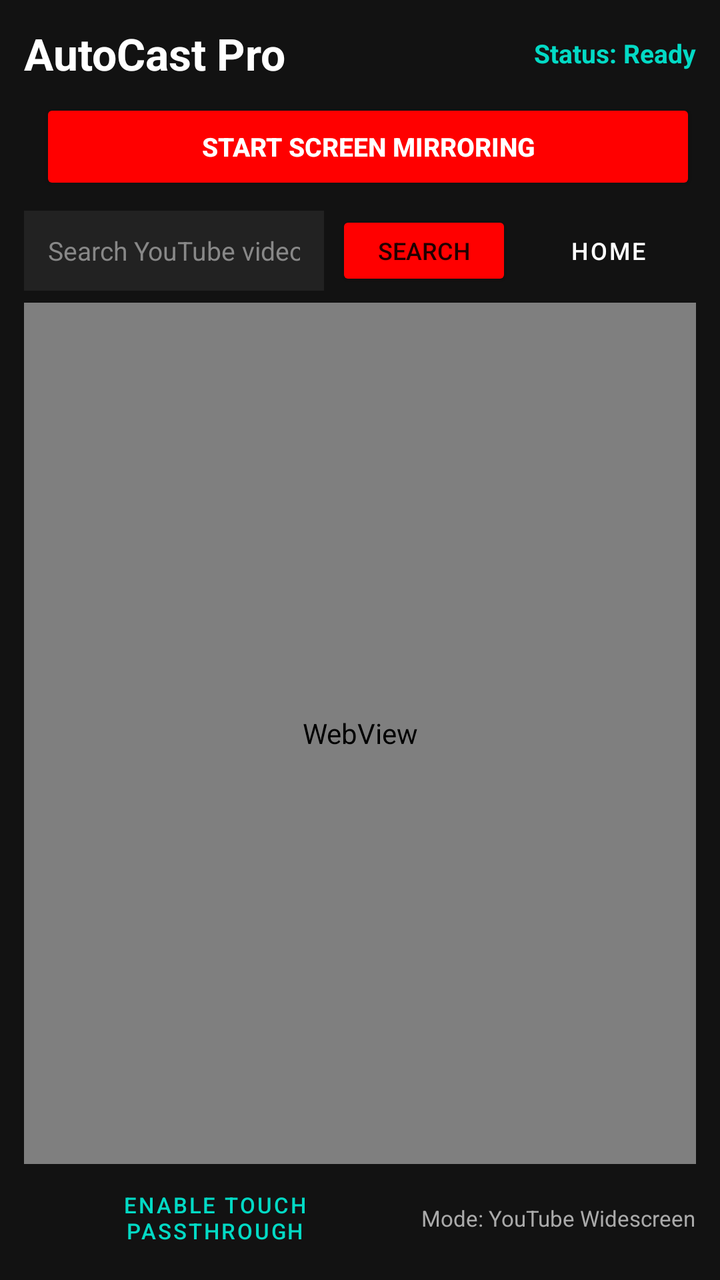
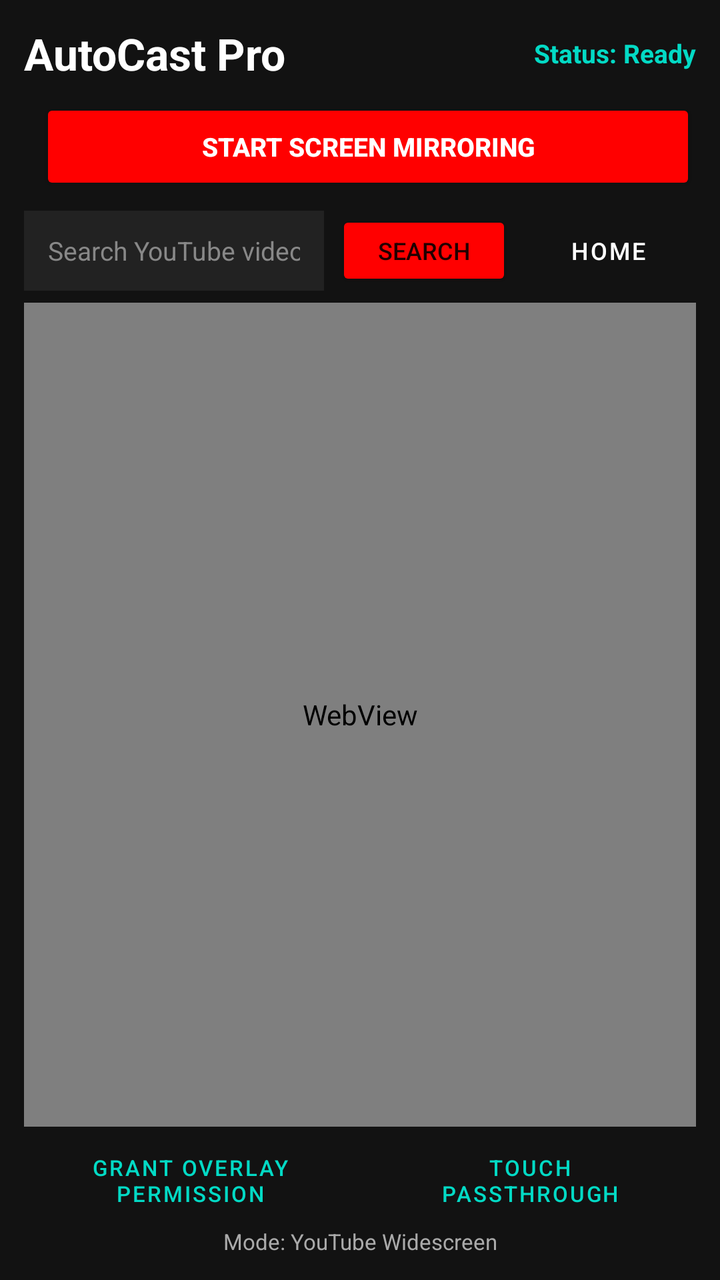

The first picture is an Android layout as it rendered before a commit; the second is the same layout after the commit. The layout source and the unified diff follow.
<!-- AndroidManifest.xml: application theme Theme.AutoCast -->
<!-- res/layout/activity_main.xml -->
<?xml version="1.0" encoding="utf-8"?>
<LinearLayout xmlns:android="http://schemas.android.com/apk/res/android"
    xmlns:app="http://schemas.android.com/apk/res-auto"
    xmlns:tools="http://schemas.android.com/tools"
    android:layout_width="match_parent"
    android:layout_height="match_parent"
    android:background="@color/dark_background"
    android:orientation="vertical"
    android:padding="12dp"
    tools:context=".MainActivity">

    
    <LinearLayout
        android:layout_width="match_parent"
        android:layout_height="wrap_content"
        android:orientation="horizontal"
        android:gravity="center_vertical"
        android:layout_marginBottom="8dp">

        <TextView
            android:layout_width="0dp"
            android:layout_height="wrap_content"
            android:layout_weight="1"
            android:text="AutoCast Pro"
            android:textColor="@color/white"
            android:textSize="22sp"
            android:textStyle="bold" />

        <TextView
            android:id="@+id/tvStatus"
            android:layout_width="wrap_content"
            android:layout_height="wrap_content"
            android:text="Status: Ready"
            android:textColor="@color/teal_200"
            android:textSize="13sp"
            android:textStyle="bold" />
    </LinearLayout>

    
    <LinearLayout
        android:layout_width="match_parent"
        android:layout_height="wrap_content"
        android:orientation="horizontal"
        android:gravity="center_vertical"
        android:layout_marginBottom="8dp">

        <com.google.android.material.button.MaterialButtonToggleGroup
            android:id="@+id/toggleModeGroup"
            android:layout_width="wrap_content"
            android:layout_height="wrap_content"
            app:singleSelection="true"
            app:checkedButton="@id/btnYouTubeMode">

            <Button
                android:id="@+id/btnYouTubeMode"
                style="@style/Widget.MaterialComponents.Button.OutlinedButton"
                android:layout_width="wrap_content"
                android:layout_height="wrap_content"
                android:text="YouTube"
                android:textColor="@color/white"
                android:textSize="12sp" />

            <Button
                android:id="@+id/btnScreenCastMode"
                style="@style/Widget.MaterialComponents.Button.OutlinedButton"
                android:layout_width="wrap_content"
                android:layout_height="wrap_content"
                android:text="Screen Cast"
                android:textColor="@color/white"
                android:textSize="12sp" />
        </com.google.android.material.button.MaterialButtonToggleGroup>

        <Button
            android:id="@+id/btnToggleService"
            android:layout_width="0dp"
            android:layout_height="wrap_content"
            android:layout_weight="1"
            android:layout_marginStart="8dp"
            android:text="@string/start_mirroring"
            android:backgroundTint="@color/red_youtube"
            android:textColor="@color/white"
            android:textSize="13sp"
            android:textStyle="bold" />
    </LinearLayout>

    
    <LinearLayout
        android:id="@+id/youtubeBarLayout"
        android:layout_width="match_parent"
        android:layout_height="wrap_content"
        android:orientation="horizontal"
        android:gravity="center_vertical"
        android:layout_marginBottom="6dp">

        <EditText
            android:id="@+id/etSearchQuery"
            android:layout_width="0dp"
            android:layout_height="40dp"
            android:layout_weight="1"
            android:background="#222222"
            android:hint="Search YouTube videos..."
            android:textColorHint="#888888"
            android:textColor="@color/white"
            android:paddingHorizontal="12dp"
            android:textSize="13sp"
            android:imeOptions="actionSearch"
            android:inputType="text" />

        <Button
            android:id="@+id/btnSearch"
            android:layout_width="wrap_content"
            android:layout_height="40dp"
            android:layout_marginStart="6dp"
            android:text="Search"
            android:textSize="12sp"
            android:backgroundTint="@color/red_youtube" />

        <Button
            android:id="@+id/btnHome"
            style="@style/Widget.MaterialComponents.Button.OutlinedButton"
            android:layout_width="wrap_content"
            android:layout_height="40dp"
            android:layout_marginStart="4dp"
            android:text="Home"
            android:textSize="12sp"
            android:textColor="@color/white" />
    </LinearLayout>

    
    <FrameLayout
        android:id="@+id/streamContainer"
        android:layout_width="match_parent"
        android:layout_height="0dp"
        android:layout_weight="1"
        android:background="#000000"
        android:layout_marginBottom="8dp">

        <WebView
            android:id="@+id/youtubeWebView"
            android:layout_width="match_parent"
            android:layout_height="match_parent" />

        <TextView
            android:id="@+id/tvScreenCastPlaceholder"
            android:layout_width="match_parent"
            android:layout_height="match_parent"
            android:gravity="center"
            android:text="Screen Cast Active\n\nAll apps (YouTube app, Netflix, Chrome) opened on phone are now mirrored to Android Auto"
            android:textColor="#CCCCCC"
            android:textSize="15sp"
            android:background="#111111"
            android:visibility="gone"
            android:padding="24dp" />
    </FrameLayout>

    
    <LinearLayout
        android:layout_width="match_parent"
        android:layout_height="wrap_content"
        android:orientation="horizontal"
        android:gravity="center_vertical">

        <Button
            android:id="@+id/btnAccessibilityPermission"
            style="@style/Widget.MaterialComponents.Button.OutlinedButton"
            android:layout_width="0dp"
            android:layout_height="38dp"
            android:layout_weight="1"
            android:text="Enable Touch Passthrough"
            android:textColor="@color/teal_200"
            android:textSize="11sp" />

        <TextView
            android:id="@+id/tvActiveMode"
            android:layout_width="wrap_content"
            android:layout_height="wrap_content"
            android:layout_marginStart="8dp"
            android:text="Mode: YouTube Widescreen"
            android:textColor="#AAAAAA"
            android:textSize="11sp" />
    </LinearLayout>

</LinearLayout>
<!-- resources referenced by this layout -->
<resources>
  <color name="dark_background">#FF121212</color>
  <color name="red_youtube">#FFFF0000</color>
  <color name="teal_200">#FF03DAC5</color>
  <color name="white">#FFFFFFFF</color>
  <string name="start_mirroring">Start Screen Mirroring</string>
  <style name="Theme.AutoCast" parent="Theme.MaterialComponents.DayNight.DarkActionBar">
          
          <item name="colorPrimary">@color/red_youtube</item>
          <item name="colorPrimaryVariant">@color/purple_700</item>
          <item name="colorOnPrimary">@color/white</item>
          
          <item name="colorSecondary">@color/teal_200</item>
          <item name="colorSecondaryVariant">@color/teal_700</item>
          <item name="colorOnSecondary">@color/black</item>
          
          <item name="android:statusBarColor">?attr/colorPrimaryVariant</item>
      </style>
  <color name="purple_700">#FF3700B3</color>
  <color name="teal_700">#FF018786</color>
  <color name="black">#FF000000</color>
</resources>

<!-- the commit's change to res/layout/activity_main.xml (unified diff, before → after) -->
@@ -161,23 +161,35 @@
         android:gravity="center_vertical">
 
         <Button
+            android:id="@+id/btnOverlayPermission"
+            style="@style/Widget.MaterialComponents.Button.OutlinedButton"
+            android:layout_width="0dp"
+            android:layout_height="38dp"
+            android:layout_weight="1"
+            android:text="Grant Overlay Permission"
+            android:textColor="@color/teal_200"
+            android:textSize="11sp" />
+
+        <Button
             android:id="@+id/btnAccessibilityPermission"
             style="@style/Widget.MaterialComponents.Button.OutlinedButton"
             android:layout_width="0dp"
             android:layout_height="38dp"
             android:layout_weight="1"
-            android:text="Enable Touch Passthrough"
+            android:layout_marginStart="4dp"
+            android:text="Touch Passthrough"
             android:textColor="@color/teal_200"
-            android:textSize="11sp" />
-
-        <TextView
-            android:id="@+id/tvActiveMode"
-            android:layout_width="wrap_content"
-            android:layout_height="wrap_content"
-            android:layout_marginStart="8dp"
-            android:text="Mode: YouTube Widescreen"
-            android:textColor="#AAAAAA"
             android:textSize="11sp" />
     </LinearLayout>
 
+    <TextView
+        android:id="@+id/tvActiveMode"
+        android:layout_width="match_parent"
+        android:layout_height="wrap_content"
+        android:text="Mode: YouTube Widescreen"
+        android:textColor="#AAAAAA"
+        android:textSize="11sp"
+        android:gravity="center"
+        android:layout_marginTop="4dp" />
+
 </LinearLayout>
